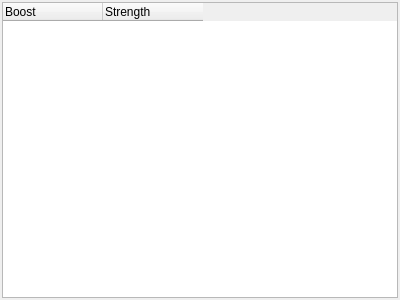
Qt form cedar/processing/gui/BoostControl.ui (cedar/cedar) before a commit.
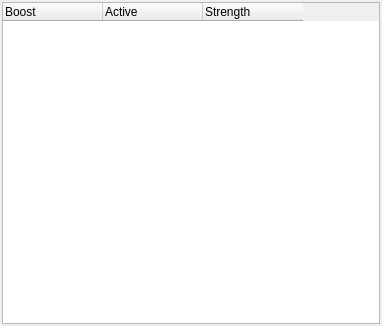
The same form after that commit.

Commit message: Added a widget for controlling all boosts in an architecture (issue #482 in testing). Also, added some more icons for the menus and added a "tools" menu for the processingIde that contains the new boost control, as well as the architecture check.

```diff
--- a/cedar/processing/gui/BoostControl.ui
+++ b/cedar/processing/gui/BoostControl.ui
@@ -6,8 +6,8 @@
    <rect>
     <x>0</x>
     <y>0</y>
-    <width>400</width>
-    <height>300</height>
+    <width>382</width>
+    <height>326</height>
    </rect>
   </property>
   <property name="windowTitle">
@@ -27,6 +27,11 @@
        <string>Boost</string>
       </property>
      </column>
+     <column>
+      <property name="text">
+       <string>Active</string>
+      </property>
+     </column>
      <column>
       <property name="text">
        <string>Strength</string>
```
The commit also changes 7 other files.
